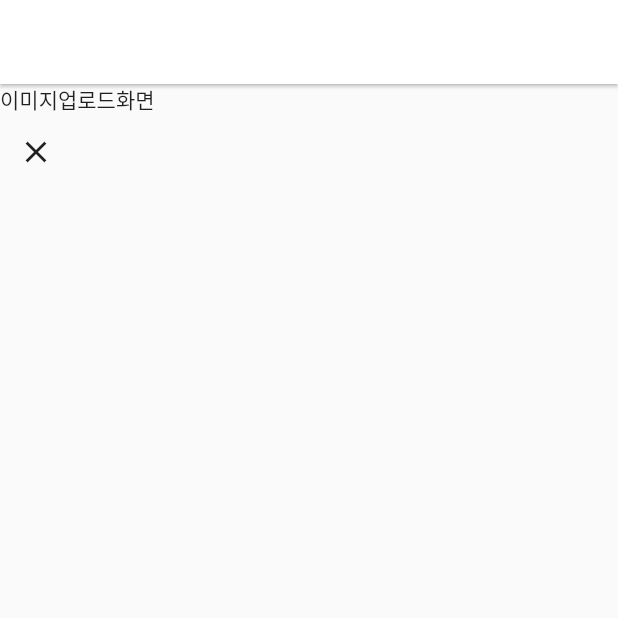
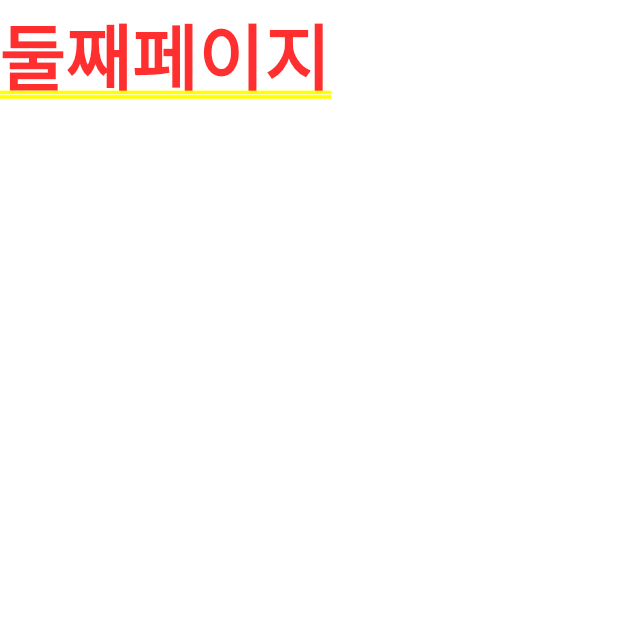
Before and after one commit to JIN-LEA-study/flutter-jin, a Flutter app: the screen it shows after launch, after a tap on the "add box" icon, on a phone screen of 412 x 824 dp, the top half of it. Run offline on Flutter 3.47's test engine with Material 2 defaults, Android fonts, the phone set to English and light mode, and no system bars; our stand-ins replace contacts_service, permission_handler; network calls fail.

Commit message:
Route 만들기

```diff
--- a/instagram/lib/main.dart
+++ b/instagram/lib/main.dart
@@ -8,7 +8,13 @@ void main() {
   runApp(
       MaterialApp(
           theme: style.theme,
-          home : MyApp(),
+          initialRoute: '/',  // 맨 처음 앱 로드시 어떤 routes를 보여줄지
+          routes: {
+            // '/': (context) => Text('첫페이지'),  // 경로 접속하면 보여줄 위젯
+            '/detail': (context) => Text('둘째페이지'),  // /detail 경로 접속하면 보여줄 위젯
+          },  // 페이지 많으면 routes 사용해도 된다.  // 페이지 많고 복잡한 앱에 좋을지도
+              // 라우터를 본격적으로 써야한다면 패키지 설치해서 쓰는게 낫습니다.
+          home : MyApp()
       )
   );
 }
@@ -63,10 +69,11 @@ class _MyAppState extends State<MyApp> {
             IconButton(
               icon: Icon(Icons.add_box_outlined),
               onPressed: () {
-                Navigator.push(context,  // MaterialApp에 들어있는 context를 넣어야 한다.
-                  // MaterialPageRoute(builder: (c) { return Text('새페이지'); })
-                  MaterialPageRoute(builder: (c) => Upload())  // {}와 return 생략해도 되는 Arrow Function
-                );
+                Navigator.pushNamed(context, '/detail');
+                // Navigator.push(context,  // MaterialApp에 들어있는 context를 넣어야 한다.
+                //   // MaterialPageRoute(builder: (c) { return Text('새페이지'); })
+                //   MaterialPageRoute(builder: (c) => Upload())  // {}와 return 생략해도 되는 Arrow Function
+                // );
               },
               iconSize: 30,
             )
```
